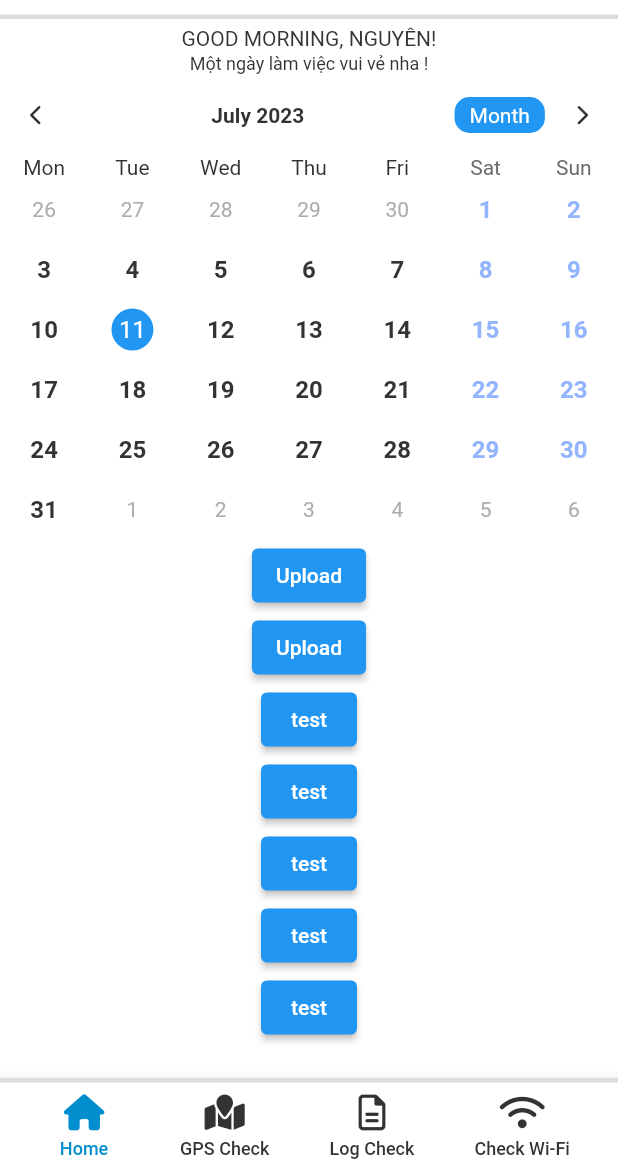
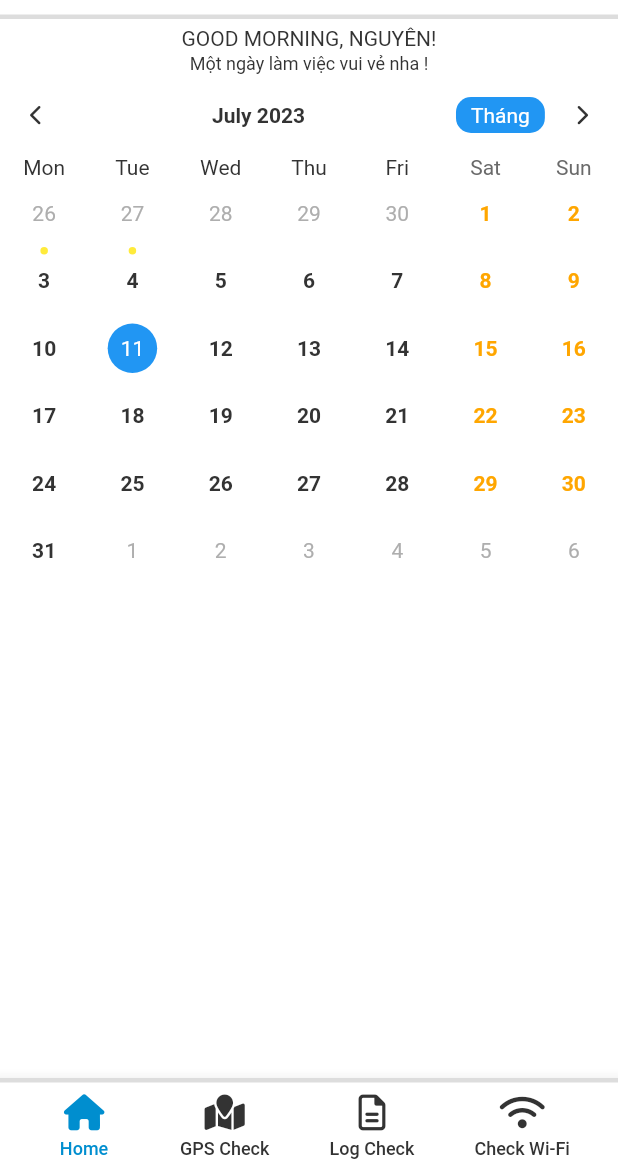
Before and after one commit to Nguyen25602/MobileAppCamAI, a Flutter app: the screen it shows after launch, on a phone screen of 412 x 824 dp, the part 65-1236 px from its top. Run offline on Flutter 3.47's test engine with Material 2 defaults, Android fonts, the phone set to English and light mode, and no system bars; drawn by our look-alikes of table_calendar; our stand-ins replace cloud_firestore, firebase_core, font_awesome_flutter, geolocator, google_fonts, google_maps_flutter; missing offline and left inert: geocode, network_info_plus; accounts and stored records are empty.

Commit message:
Nguyen 11/7

```diff
--- a/lib/pages/checkgps_page.dart
+++ b/lib/pages/checkgps_page.dart
@@ -374,7 +374,7 @@ class _CheckGPSState extends State<CheckGPS> {
                       child: const Row(
                         children: [
                           Padding(
-                            padding: EdgeInsets.only(left: 20),
+                            padding: EdgeInsets.only(left: 10),
                             child: Text(
                               'CHECK-IN',
                               style: TextStyle(
--- a/lib/pages/home_page.dart
+++ b/lib/pages/home_page.dart
@@ -1,6 +1,7 @@
 import 'package:cloud_firestore/cloud_firestore.dart';
 import 'package:cloudgo_mobileapp/pages/checkgps_page.dart';
 import 'package:cloudgo_mobileapp/pages/event.dart';
+import 'package:cloudgo_mobileapp/pages/login_page.dart';
 import 'package:cloudgo_mobileapp/shared/constants.dart';
 import 'package:cloudgo_mobileapp/utils/database_service.dart';
 import 'package:cloudgo_mobileapp/widgets/appbar_widget.dart';
@@ -29,7 +30,6 @@ class _HomeScreenState extends State<HomeScreen> {
   int _hellocuccung(DateTime date) {
     final events = selectedEvents[date];
     if (events != null && events.isNotEmpty) {
-      print(events[0].checkInOutData['status']);
       return events[0].checkInOutData['status'];
     }
     return 0; // Mặc định là status = 0
@@ -39,51 +39,52 @@ class _HomeScreenState extends State<HomeScreen> {
     topLeft: Radius.circular(24.0),
     topRight: Radius.circular(24.0),
   );
-  // final checkInOutData = {
-  //   DateTime.utc(2023, 07, 03): [
-  //     Event(checkInOutData: {
-  //       'checkIn': '09:00 AM',
-  //     }),
-  //     Event(checkInOutData: {
-  //       'checkIn': '10:00 AM',
-  //       'status': 1,
-  //     }),
-  //     Event(checkInOutData: {
-  //       'checkIn': '17:00 PM',
-  //     }),
-  //   ],
-  //   DateTime.utc(2023, 07, 04): [
-  //     Event(checkInOutData: {
-  //       'checkIn': '09:00 AM',
-  //       'status': 1,
-  //     }),
-  //     Event(checkInOutData: {
-  //       'checkIn': '10:00 AM',
-  //       'status': 1,
-  //     }),
-  //     Event(checkInOutData: {
-  //       'checkIn': '17:00 PM',
-  //       'status': 0,
-  //     }),
-  //   ],
-  //   DateTime.utc(2023, 07, 05): [
-  //     Event(checkInOutData: {
-  //       'checkIn': '5:00 AM',
-  //       'status': 0,
-  //     }),
-  //     Event(checkInOutData: {
-  //       'checkIn': '10:00 AM',
-  //       'status': 1,
-  //     }),
-  //     Event(checkInOutData: {
-  //       'checkIn': '17:00 PM',
-  //       'status': 0,
-  //     }),
-  //   ],
-  //   // Thêm các ngày khác tại đây (nếu cần)
-  // };
-  late Map<DateTime, List<Event>> selectedEvents = {};
-  // checkInOutData.cast<DateTime, List<Event>>();
+  final checkInOutData = {
+    DateTime.utc(2023, 07, 03): [
+      Event(checkInOutData: {
+        'checkIn': '09:00 AM',
+        'status': 1,
+      }),
+      Event(checkInOutData: {
+        'checkIn': '10:00 AM',
+        'status': 1,
+      }),
+      Event(checkInOutData: {
+        'checkIn': '17:00 PM',
+      }),
+    ],
+    DateTime.utc(2023, 07, 04): [
+      Event(checkInOutData: {
+        'checkIn': '09:00 AM',
+        'status': 1,
+      }),
+      Event(checkInOutData: {
+        'checkIn': '10:00 AM',
+        'status': 1,
+      }),
+      Event(checkInOutData: {
+        'checkIn': '17:00 PM',
+        'status': 1,
+      }),
+    ],
+    DateTime.utc(2023, 07, 05): [
+      Event(checkInOutData: {
+        'checkIn': '5:00 AM',
+        'status': 0,
+      }),
+      Event(checkInOutData: {
+        'checkIn': '10:00 AM',
+        'status': 1,
+      }),
+      Event(checkInOutData: {
+        'checkIn': '17:00 PM',
+        'status': 0,
+      }),
+    ],
+    // Thêm các ngày khác tại đây (nếu cần)
+  };
+  late Map<DateTime, List<Event>> selectedEvents =
+      checkInOutData.cast<DateTime, List<Event>>();
   // Khởi tạo ngày Check-In
   @override
   void initState() {
@@ -172,7 +173,12 @@ class _HomeScreenState extends State<HomeScreen> {
                     ),
                     SizedBox(
                       child: TableCalendar(
-                        rowHeight: 40,
+                        availableCalendarFormats: const {
+                          CalendarFormat.month: "Tháng",
+                          CalendarFormat.twoWeeks: "2 Tuần",
+                          CalendarFormat.week: "Tuần"
+                        },
+                        rowHeight: 45,
                         focusedDay: focusedDay,
                         firstDay: DateTime.utc(2010, 10, 16),
                         lastDay: DateTime.utc(2030, 3, 14),
@@ -196,16 +202,19 @@ class _HomeScreenState extends State<HomeScreen> {
                         // Style màu sắc + chữ trong Calendar //
                         calendarStyle: CalendarStyle(
                           markersAlignment: Alignment.bottomCenter,
-                          markersMaxCount: 1,
-                          rangeEndTextStyle: TextStyle(color: Colors.blue),
+                          markersMaxCount: 4,
+                          rangeEndTextStyle:
+                              const TextStyle(color: Colors.blue),
                           // Style Text Khi Chọn //
-                          selectedTextStyle:
-                              TextStyle(color: Colors.white, fontSize: 16),
+                          selectedTextStyle: TextStyle(
+                              color: Constants().whiteTextColor, fontSize: 14),
                           // Style Text Khi Chọn //
                           // Hiển Thị Today //
                           isTodayHighlighted: true,
+                          todayTextStyle: TextStyle(
+                              color: Constants().whiteTextColor, fontSize: 14),
                           // Style Today //
-                          todayDecoration: BoxDecoration(
+                          todayDecoration: const BoxDecoration(
                             color: Colors.red,
                             shape: BoxShape.circle,
                           ),
@@ -237,20 +246,20 @@ class _HomeScreenState extends State<HomeScreen> {
                           rangeStartDecoration: const BoxDecoration(
                             shape: BoxShape.circle,
                           ),
-
-                          rangeEndDecoration: BoxDecoration(
+                          rangeEndDecoration: const BoxDecoration(
                             shape: BoxShape.circle,
                           ),
-                          rangeHighlightColor: Color.fromARGB(255, 74, 255, 33),
+                          rangeHighlightColor:
+                              const Color.fromARGB(255, 74, 255, 33),
                           // Style Text Ngày cuối tuần //
                           weekendTextStyle: TextStyle(
-                              color: Color.fromARGB(255, 147, 181, 255),
-                              fontSize: 16,
+                              color: Constants().warningColor,
+                              fontSize: 14,
                               fontWeight: FontWeight.bold),
                           // Style Text Ngày Lễ //
                           defaultTextStyle: TextStyle(
                               color: Constants().textColor,
-                              fontSize: 16,
+                              fontSize: 14,
                               fontWeight: FontWeight.bold),
                         ),
                         daysOfWeekStyle: DaysOfWeekStyle(
@@ -301,8 +310,10 @@ class _HomeScreenState extends State<HomeScreen> {
                                   borderRadius: BorderRadius.circular(10),
                                   color: Colors.yellow,
                                 ),
-                                width: 7,
-                                height: 7,
+                                margin:
+                                    const EdgeInsets.symmetric(horizontal: 5.5),
+                                width: 5,
+                                height: 5,
                               ));
                             }
                             if (status == 2) {
@@ -316,7 +327,6 @@ class _HomeScreenState extends State<HomeScreen> {
                                 height: 5,
                               ));
                             }
-
                             return Column(
                               children: markers,
                             );
@@ -324,64 +334,6 @@ class _HomeScreenState extends State<HomeScreen> {
                         ),
                       ),
                     ),
-                    ElevatedButton(
-                        onPressed: () {
-                          databaseService.uploadFirebase1();
-                        },
-                        child: const Text("Upload")),
-                    ElevatedButton(
-                        onPressed: getDataFromFirestore,
-                        child: const Text("Upload")),
-                    ElevatedButton(
-                        onPressed: () {
-                          selectedEvents[selectedDay] = [
-                            Event(checkInOutData: {
-                              'checkIn': '09:00 AM',
-                              'status': 1,
-                            })
-                          ];
-                        },
-                        child: const Text("test")),
-                    ElevatedButton(
-                        onPressed: () {
-                          selectedEvents[selectedDay] = [
-                            Event(checkInOutData: {
-                              'checkIn': '09:00 AM',
-                              'status': 1,
-                            })
-                          ];
-                        },
-                        child: const Text("test")),
-                    ElevatedButton(
-                        onPressed: () {
-                          selectedEvents[selectedDay] = [
-                            Event(checkInOutData: {
-                              'checkIn': '09:00 AM',
-                              'status': 1,
-                            })
-                          ];
-                        },
-                        child: const Text("test")),
-                    ElevatedButton(
-                        onPressed: () {
-                          selectedEvents[selectedDay] = [
-                            Event(checkInOutData: {
-                              'checkIn': '09:00 AM',
-                              'status': 1,
-                            })
-                          ];
-                        },
-                        child: const Text("test")),
-                    ElevatedButton(
-                        onPressed: () {
-                          selectedEvents[selectedDay] = [
-                            Event(checkInOutData: {
-                              'checkIn': '09:00 AM',
-                              'status': 1,
-                            })
-                          ];
-                        },
-                        child: const Text("test")),
                   ],
                 ),
               ),
@@ -425,7 +377,9 @@ class _HomeScreenState extends State<HomeScreen> {
                   IconWidgets(
                     iconPath: FontAwesomeIcons.fileAlt,
                     text: "Log Check",
-                    onPressed: () {},
+                    onPressed: () {
+                      nextScreenReplace(context, const LoginPage());
+                    },
                   ),
                   IconWidgets(
                     iconPath: FontAwesomeIcons.wifi,
```
Also changed, not shown: lib/pages/login_page.dart (added, +206 -0 lines), lib/shared/constants.dart (+8 -0 lines), assets/cloudgo_icon.png (added).
